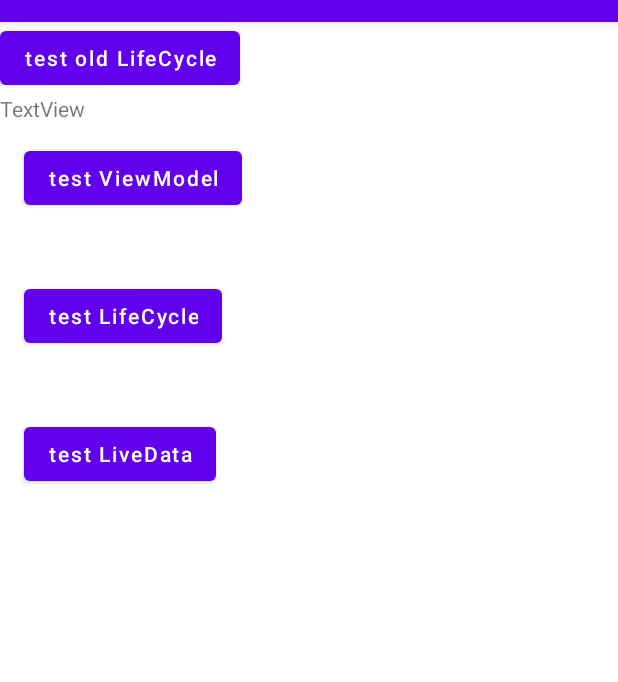
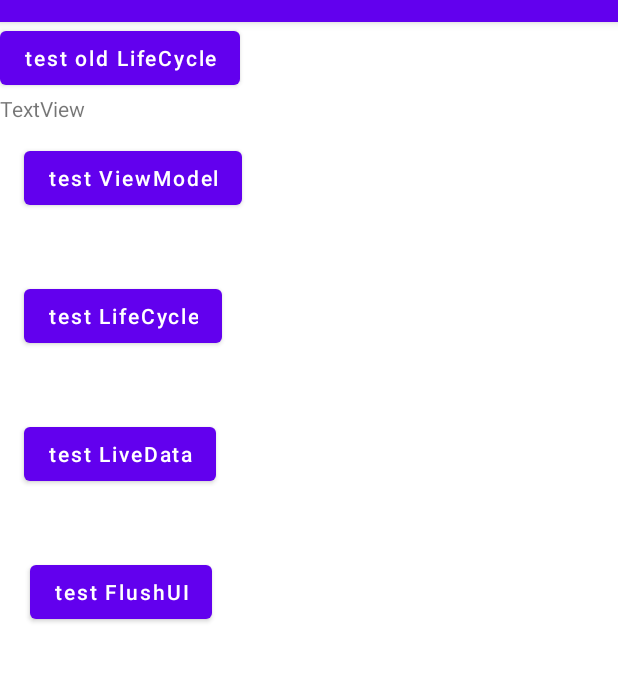
Before and after one commit to fishforest/JetpackDemo, an Android app: the screen it shows after launch (MainActivity), on a phone screen of 412 x 824 dp, the part 62-744 px from its top. Run offline under Robolectric (Android 15) with nearby library versions, the phone set to English and light mode, and no system bars.

Commit message:
View request/invalidate

```diff
--- a/app/build.gradle
+++ b/app/build.gradle
@@ -3,7 +3,7 @@ plugins {
 }
 
 android {
-    compileSdkVersion 31
+    compileSdkVersion 29
     buildToolsVersion "30.0.3"
 
     defaultConfig {
--- a/app/src/main/AndroidManifest.xml
+++ b/app/src/main/AndroidManifest.xml
@@ -24,6 +24,7 @@
 
         <activity android:name=".lifecycle.LifeActivity"></activity>
         <activity android:name=".livedata.LiveDataActivity"/>
+        <activity android:name=".uiflush.FlushUIActivity"/>
     </application>
 
 </manifest>
--- a/app/src/main/java/com/fish/jetpackdemo/MainActivity.java
+++ b/app/src/main/java/com/fish/jetpackdemo/MainActivity.java
@@ -9,6 +9,7 @@ import android.widget.TextView;
 
 import com.fish.jetpackdemo.lifecycle.LifeActivity;
 import com.fish.jetpackdemo.livedata.LiveDataActivity;
+import com.fish.jetpackdemo.uiflush.FlushUIActivity;
 import com.fish.jetpackdemo.uiflush.MyImageView;
 import com.fish.jetpackdemo.lifecycle.OriginalLifecycleActivity;
 import com.fish.jetpackdemo.viewmodel.ViewModelActivity;
@@ -60,6 +61,10 @@ public class MainActivity extends AppCompatActivity {
             LiveDataActivity.start(v.getContext());
         });
 
+        findViewById(R.id.btn_test_flush_ui).setOnClickListener((v)->{
+            FlushUIActivity.start(v.getContext());
+        });
+
     }
 
     @Override
--- a/app/src/main/java/com/fish/jetpackdemo/uiflush/MyTextView.java
+++ b/app/src/main/java/com/fish/jetpackdemo/uiflush/MyTextView.java
@@ -3,6 +3,7 @@ package com.fish.jetpackdemo.uiflush;
 import android.content.Context;
 import android.graphics.Canvas;
 import android.util.AttributeSet;
+import android.util.Log;
 
 import androidx.appcompat.widget.AppCompatTextView;
 
@@ -22,15 +23,18 @@ public class MyTextView extends AppCompatTextView {
     @Override
     protected void onMeasure(int widthMeasureSpec, int heightMeasureSpec) {
         super.onMeasure(widthMeasureSpec, heightMeasureSpec);
+        Log.d("fish", "onMeasure called");
     }
 
     @Override
     protected void onLayout(boolean changed, int left, int top, int right, int bottom) {
         super.onLayout(changed, left, top, right, bottom);
+        Log.d("fish", "onLayout called");
     }
 
     @Override
     protected void onDraw(Canvas canvas) {
         super.onDraw(canvas);
+        Log.d("fish", "onDraw called");
     }
 }
--- a/app/src/main/res/layout/activity_main.xml
+++ b/app/src/main/res/layout/activity_main.xml
@@ -5,6 +5,18 @@
     android:layout_width="match_parent"
     android:layout_height="match_parent"
     tools:context=".MainActivity">
+
+    <Button
+        android:id="@+id/btn_test_flush_ui"
+        android:layout_width="wrap_content"
+        android:layout_height="wrap_content"
+        android:layout_marginStart="20dp"
+        android:layout_marginTop="136dp"
+        android:text="test FlushUI"
+        android:textAllCaps="false"
+        app:layout_constraintLeft_toLeftOf="parent"
+        app:layout_constraintStart_toStartOf="parent"
+        app:layout_constraintTop_toBottomOf="@+id/btn_test_lifecycle"></Button>
 
     <Button
         android:id="@+id/btn_test_livedata"
```
Also changed, not shown: app/src/main/java/com/fish/jetpackdemo/MyApp.java (+8 -0 lines), app/src/main/java/com/fish/jetpackdemo/uiflush/FlushUIActivity.java (added, +69 -0 lines), app/src/main/res/layout/activity_flush_ui.xml (added, +50 -0 lines).
